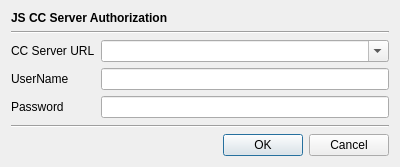
First picture: the form in CCMan/login_dlg.ui, repository jykim74/CCMan, before the edit.
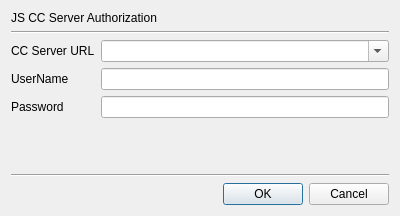
Second picture: the form after the edit.

Commit message: UI 개선

What changed in the file:
```diff
--- a/CCMan/login_dlg.ui
+++ b/CCMan/login_dlg.ui
@@ -7,7 +7,7 @@
     <x>0</x>
     <y>0</y>
     <width>400</width>
-    <height>167</height>
+    <height>216</height>
    </rect>
   </property>
   <property name="windowTitle">
@@ -80,12 +80,6 @@
    </item>
    <item row="0" column="0" colspan="2">
     <widget class="QLabel" name="label_4">
-     <property name="font">
-      <font>
-       <weight>75</weight>
-       <bold>true</bold>
-      </font>
-     </property>
      <property name="text">
       <string>JS CC Server Authorization</string>
      </property>
```
The commit also changes 4 other files.
